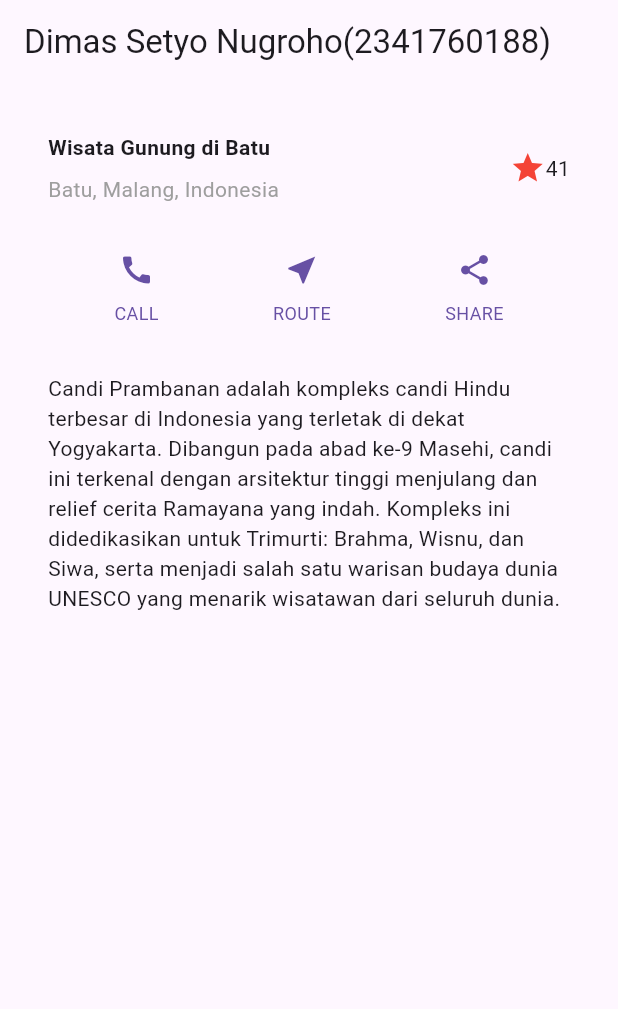
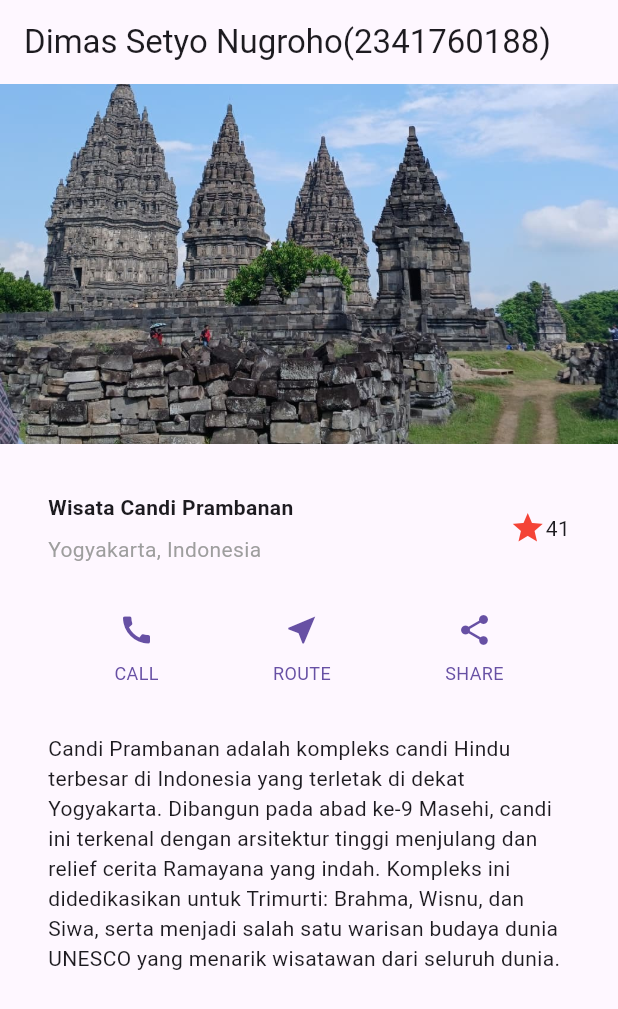
Before and after one commit to stewistzz/layout_flutter, a Flutter app: the screen it shows after launch, on a phone screen of 412 x 824 dp. Shown: the top 1009 px of the screen. Run offline on Flutter 3.47's test engine with Material 3 defaults, Android fonts, the phone set to English and light mode, and no system bars.

Commit message:
add praktikum 4 + output : Implementasi image section

```diff
--- a/lib/main.dart
+++ b/lib/main.dart
@@ -20,12 +20,12 @@
                 Container(
                   padding: const EdgeInsets.only(bottom: 8),
                   child: const Text(
-                    'Wisata Gunung di Batu',
+                    'Wisata Candi Prambanan',
                     style: TextStyle(fontWeight: FontWeight.bold),
                   ),
                 ),
                 Text(
-                  'Batu, Malang, Indonesia',
+                  'Yogyakarta, Indonesia',
                   style: TextStyle(color: Colors.grey[500]),
                 ),
               ],
@@ -63,7 +63,19 @@
       home: Scaffold(
         appBar: AppBar(title: const Text('Dimas Setyo Nugroho(2341760188)')),
         // body: const Center(child: Text('Hello World')),
-        body: Column(children: [titleSection, buttonSection, textSection]),
+        body: ListView(
+          children: [
+            Image.asset(
+              'images/prambanan.jpg',
+              width: 600,
+              height: 240,
+              fit: BoxFit.cover,
+            ),
+            titleSection,
+            buttonSection,
+            textSection,
+          ],
+        ),
       ),
     );
   }
--- a/pubspec.yaml
+++ b/pubspec.yaml
@@ -56,7 +56,8 @@
   # included with your application, so that you can use the icons in
   # the material Icons class.
   uses-material-design: true
-
+  assets:
+    - images/prambanan.jpg
   # To add assets to your application, add an assets section, like this:
   # assets:
   #   - images/a_dot_burr.jpeg
```
Also changed, not shown: images/output_praktikum_4.png (added), images/prambanan.jpg (renamed from images/objek praktikum.jpg), 1 other file.
